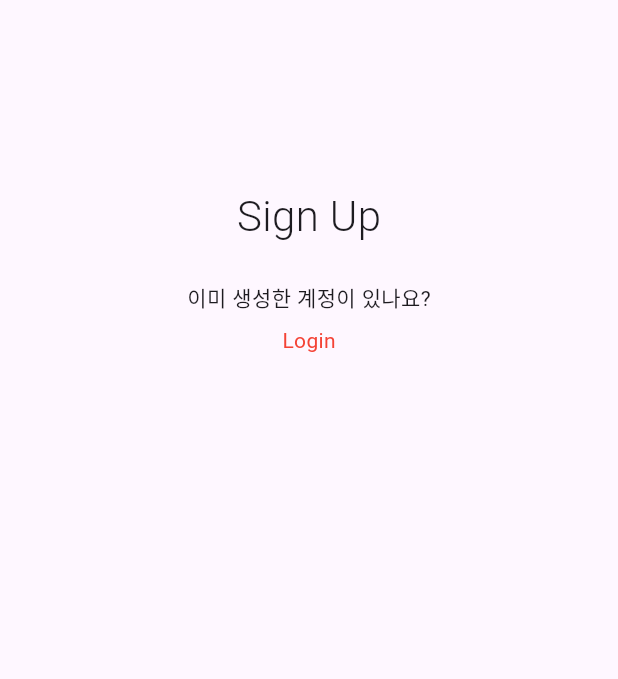
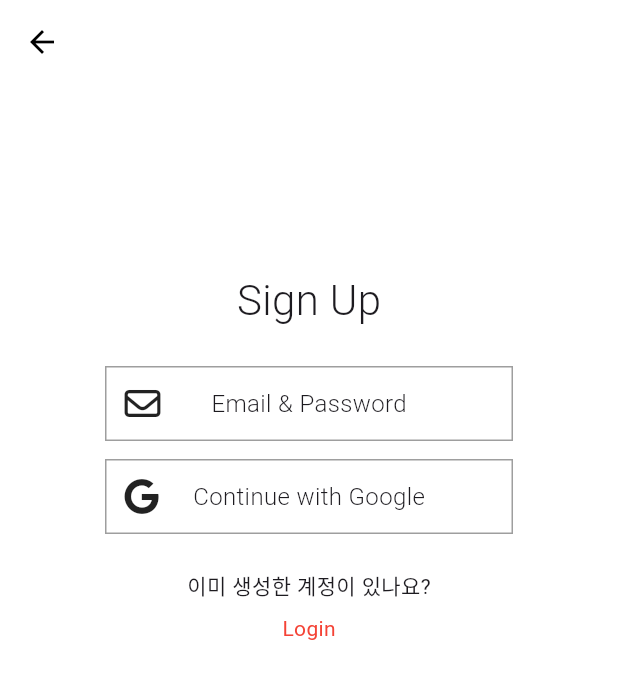
Before and after one commit to RGB234/meeting_app, a Flutter app: the SignupScreen screen opened directly, on a phone screen of 412 x 824 dp. Shown: the top 679 px of the screen. Run offline on Flutter 3.47's test engine with Material 3 defaults, Android fonts, the phone set to English and light mode, and no system bars; our stand-ins replace font_awesome_flutter, google_nav_bar.

Commit message:
Authentication layout design

```diff
--- a/lib/screens/signup_screen.dart
+++ b/lib/screens/authentication/signup_screen.dart
@@ -1,20 +1,25 @@
 import 'package:flutter/material.dart';
 import 'package:meeting_app/constants/Gaps.dart';
 import 'package:meeting_app/constants/sizes.dart';
-import 'package:meeting_app/screens/login_screen.dart';
+import 'package:meeting_app/screens/authentication/login_screen.dart';
+import 'package:meeting_app/widgets/auth_btn.dart';
 
 class SignupScreen extends StatelessWidget {
   const SignupScreen({super.key});
 
-  void onLoginTap(BuildContext context) {
+  void _onLoginTap(BuildContext context) {
     Navigator.of(context).pop();
-    Navigator.of(context)
-        .push(MaterialPageRoute(builder: (context) => const LoginScreen()));
+    Navigator.of(context).push(MaterialPageRoute(
+      builder: (context) => const LoginScreen(),
+    ));
   }
 
   @override
   Widget build(BuildContext context) {
     return Scaffold(
+      appBar: AppBar(
+        backgroundColor: Colors.white,
+      ),
       body: SafeArea(
         child: Center(
           child: Padding(
@@ -34,10 +39,14 @@ class SignupScreen extends StatelessWidget {
                   ),
                 ),
                 Gaps.v24,
+                const AuthBtns(
+                  isSignUp: true,
+                ),
+                Gaps.v24,
                 const Text("이미 생성한 계정이 있나요?"),
                 Gaps.v8,
                 GestureDetector(
-                  onTap: () => onLoginTap(context),
+                  onTap: () => _onLoginTap(context),
                   child: const Text(
                     "Login",
                     style: TextStyle(
--- /dev/null
+++ b/lib/widgets/auth_btn.dart
@@ -0,0 +1,89 @@
+import 'package:flutter/material.dart';
+import 'package:meeting_app/constants/Gaps.dart';
+import 'package:meeting_app/constants/sizes.dart';
+import 'package:font_awesome_flutter/font_awesome_flutter.dart';
+import 'package:meeting_app/screens/authentication/login/email_login_screen.dart';
+import 'package:meeting_app/screens/authentication/signup/email_signup_screen.dart';
+
+class AuthBtn extends StatelessWidget {
+  final String text;
+  final FaIcon icon;
+
+  const AuthBtn({
+    super.key,
+    required this.text,
+    required this.icon,
+  });
+
+  @override
+  Widget build(BuildContext context) {
+    return FractionallySizedBox(
+      widthFactor: 0.8,
+      child: Container(
+        padding: const EdgeInsets.all(Sizes.size12),
+        decoration: BoxDecoration(
+          border: Border.all(color: Colors.black38),
+        ),
+        child: Stack(
+          alignment: Alignment.center,
+          children: [
+            Align(
+              alignment: Alignment.centerLeft,
+              child: icon,
+            ),
+            Text(
+              text,
+              style: const TextStyle(
+                fontSize: Sizes.size16,
+                fontWeight: FontWeight.w300,
+              ),
+            ),
+          ],
+        ),
+      ),
+    );
+  }
+}
+
+class AuthBtns extends StatelessWidget {
+  final bool isSignUp;
+  const AuthBtns({
+    super.key,
+    required this.isSignUp,
+  });
+
+  void _onEmailTap(BuildContext context) {
+    if (isSignUp) {
+      Navigator.of(context).push(
+        MaterialPageRoute(builder: (context) => const EmailSignUpScreen()),
+      );
+    } else {
+      Navigator.of(context).push(
+        MaterialPageRoute(builder: (context) => const EmailLogInScreen()),
+      );
+    }
+  }
+
+  @override
+  Widget build(BuildContext context) {
+    return Column(
+      mainAxisAlignment: MainAxisAlignment.spaceAround,
+      children: [
+        GestureDetector(
+          onTap: () => _onEmailTap(context),
+          child: const AuthBtn(
+            text: "Email & Password",
+            icon: FaIcon(FontAwesomeIcons.envelope),
+          ),
+        ),
+        Gaps.v12,
+        GestureDetector(
+          child: const AuthBtn(
+            text: "Continue with Google",
+            icon: FaIcon(FontAwesomeIcons.google),
+          ),
+        ),
+      ],
+    );
+  }
+}
--- a/lib/widgets/group_chats.dart
+++ b/lib/widgets/group_chats.dart
@@ -13,11 +13,11 @@ class GroupChat extends StatelessWidget {
   @override
   Widget build(BuildContext context) {
     return Padding(
-      padding: EdgeInsets.symmetric(vertical: Sizes.size10),
+      padding: const EdgeInsets.symmetric(vertical: Sizes.size10),
       child: Row(
         crossAxisAlignment: CrossAxisAlignment.center,
         children: [
-          Column(
+          const Column(
             children: [
               Icon(
                 Icons.ac_unit,
@@ -30,7 +30,7 @@ class GroupChat extends StatelessWidget {
           Gaps.h24,
           Text(
             text,
-            style: TextStyle(
+            style: const TextStyle(
               fontSize: Sizes.size16,
               fontWeight: FontWeight.w400,
             ),
--- a/pubspec.yaml
+++ b/pubspec.yaml
@@ -35,6 +35,7 @@ dependencies:
   # Use with the CupertinoIcons class for iOS style icons.
   cupertino_icons: ^1.0.2
   google_nav_bar: ^5.0.6
+  font_awesome_flutter: ^10.3.0
 
 dev_dependencies:
   flutter_test:
```
Also changed, not shown: lib/main.dart (+12 -2 lines), lib/screens/authentication/login/email_login_screen.dart (added, +24 -0 lines), lib/screens/authentication/login_screen.dart (renamed from lib/screens/login_screen.dart, +13 -36 lines), lib/screens/authentication/signup/email_signup_screen.dart (added, +152 -0 lines), lib/screens/home_screen.dart (+12 -12 lines), pubspec.lock.
